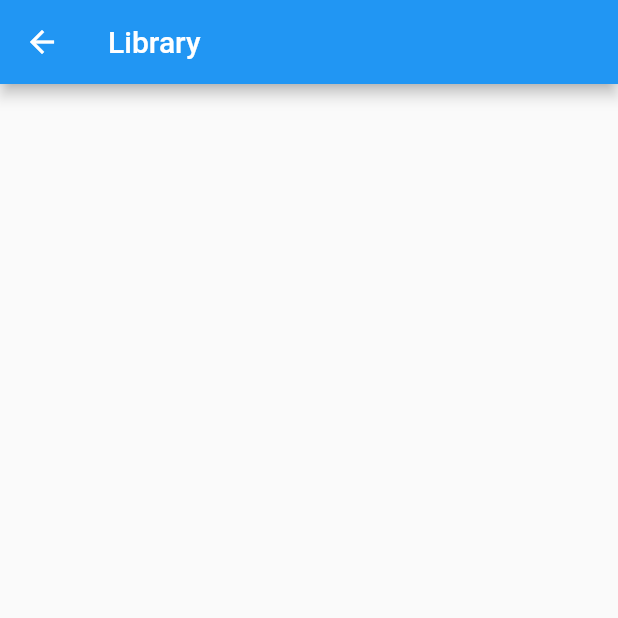
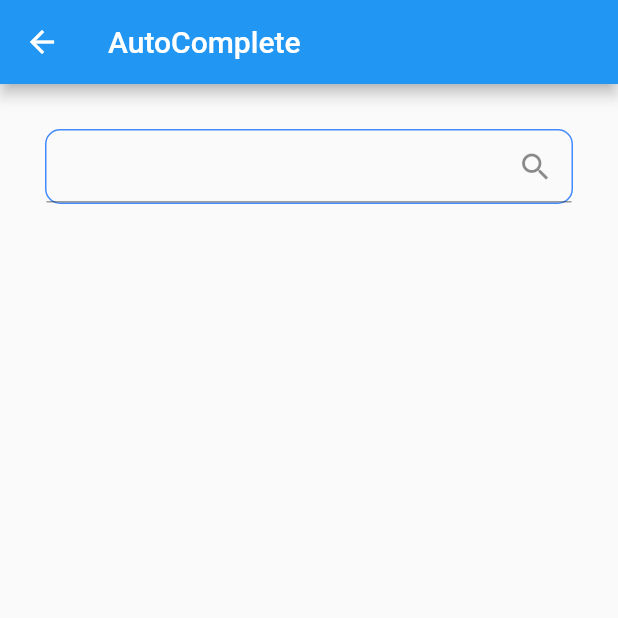
Before and after one commit to maomao79b/Mobile-sqflite, a Flutter app: the LibraryPage screen opened directly, on a phone screen of 412 x 824 dp, the top half of it. Run offline on Flutter 3.47's test engine with Material 2 defaults, Android fonts, the phone set to English and light mode, and no system bars; our stand-ins replace image_picker, sqflite; missing offline and left inert: flutter_image_slider; accounts and stored records are empty; network calls fail.

Commit message:
autoCompleteAndSlider

```diff
--- a/lib/main.dart
+++ b/lib/main.dart
@@ -1,10 +1,8 @@
 import 'package:flutter/material.dart';
 
-import 'package:mobile_sqlite/menu/home_page.dart';
-import 'package:mobile_sqlite/menu/discovery_page.dart';
-import 'package:mobile_sqlite/menu/libarry_page.dart';
-import 'package:mobile_sqlite/menu/feed_page.dart';
-import 'package:provider/provider.dart';
+import 'package:mobile_sqlite/menu/profile_list.dart';
+import 'package:mobile_sqlite/menu/autoComplete.dart';
+import 'package:mobile_sqlite/menu/ImageSlider.dart';
 
 void main() {
   // runApp(MultiProvider(providers: [
@@ -52,12 +50,12 @@ class _MyHomePageState extends State<MyHomePage> {
           //     label: 'Home',
           //     backgroundColor: Colors.greenAccent),
           BottomNavigationBarItem(
-              icon: Icon(Icons.location_pin),
-              label: 'Discovery',
+              icon: Icon(Icons.list_alt_outlined),
+              label: 'Profile List',
               backgroundColor: Colors.green),
           BottomNavigationBarItem(
               icon: Icon(Icons.library_books),
-              label: 'Library',
+              label: 'AutoComplete',
               backgroundColor: Colors.orange),
           BottomNavigationBarItem(
               icon: Icon(Icons.people),
--- /dev/null
+++ b/lib/menu/autoComplete.dart
@@ -0,0 +1,90 @@
+import 'package:flutter/material.dart';
+import 'dart:convert';
+import 'package:http/http.dart' as http;
+
+class LibraryPage extends StatefulWidget {
+  const LibraryPage({Key? key}) : super(key: key);
+
+  @override
+  State<LibraryPage> createState() => _LibraryPageState();
+}
+
+class _LibraryPageState extends State<LibraryPage> {
+  List<String> places = [];
+  String name = "Please Selected";
+
+  @override
+  void initState() {
+    super.initState();
+    findplace();
+  }
+  @override
+  Widget build(BuildContext context) {
+    return Scaffold(
+      appBar: AppBar(
+        title: Text("AutoComplete"),
+      ),
+      body: ListView(
+        children: [
+          new Container(
+            margin: const EdgeInsets.all(30),
+            decoration: BoxDecoration(
+              borderRadius: BorderRadius.circular(10),
+              border: Border.all(
+                color: Colors.blueAccent
+              )
+            ),
+            child: Autocomplete<String>(
+              optionsBuilder: (TextEditingValue textEditingValue){
+                if(textEditingValue == ''){
+                  return const Iterable<String>.empty();
+                }
+                return places.where((String option){
+                  return option.contains(textEditingValue.text);
+                });
+              },
+              onSelected: (String selected){
+                debugPrint("You just selected $selected");
+                setState((){
+                  name = selected;
+                });
+              },
+              fieldViewBuilder: (
+                  BuildContext context,
+                  TextEditingController fieldTextEditingController,
+                  FocusNode fieldFocusNode,
+                  VoidCallback onFieldSubmitted
+              ){
+                return TextField(
+                  controller: fieldTextEditingController,
+                  focusNode: fieldFocusNode,
+                  decoration: InputDecoration(
+                    suffixIcon: Icon(Icons.search)
+                  ),
+                  style: const TextStyle(color: Colors.blueGrey, fontSize:18),
+                );
+              },
+            ),
+          )
+        ],
+      ),
+    );
+  }
+
+  void findplace() async{
+    Uri uri = Uri.parse("https://raw.githubusercontent.com/kongvut/thai-province-data/master/api_province.json");
+    var response = await http.get(uri);
+    var data = json.decode(response.body);
+    try{
+      for(int i =0; i<data.toString().length; i++){
+        setState((){
+          String name2 = data[i]["name_th"].toString();
+          places.add(name2);
+          print(name2);
+        });
+      }
+    }catch(error){
+
+    }
+  }
+}
--- a/lib/menu/libarry_page.dart
+++ /dev/null
@@ -1,19 +0,0 @@
-import 'package:flutter/material.dart';
-
-class LibraryPage extends StatefulWidget {
-  const LibraryPage({Key? key}) : super(key: key);
-
-  @override
-  State<LibraryPage> createState() => _LibraryPageState();
-}
-
-class _LibraryPageState extends State<LibraryPage> {
-  @override
-  Widget build(BuildContext context) {
-    return Scaffold(
-      appBar: AppBar(
-        title: Text("Library"),
-      ),
-    );
-  }
-}
--- a/pubspec.yaml
+++ b/pubspec.yaml
@@ -40,6 +40,7 @@ dependencies:
   shared_preferences: ^2.0.15
   sqflite: ^2.0.3+1
   image_picker: ^0.8.5+3
+  flutter_image_slider: ^0.0.2
 
 dev_dependencies:
   flutter_test:
```
Also changed, not shown: lib/menu/ImageSlider.dart (added, +64 -0 lines), lib/menu/feed_page.dart (deleted, +0 -19 lines), lib/menu/home_page.dart (deleted, +0 -102 lines), lib/size/sizes_helpers.dart (deleted, +0 -16 lines), lib/menu/profile_list.dart (renamed from lib/menu/discovery_page.dart), pubspec.lock.
